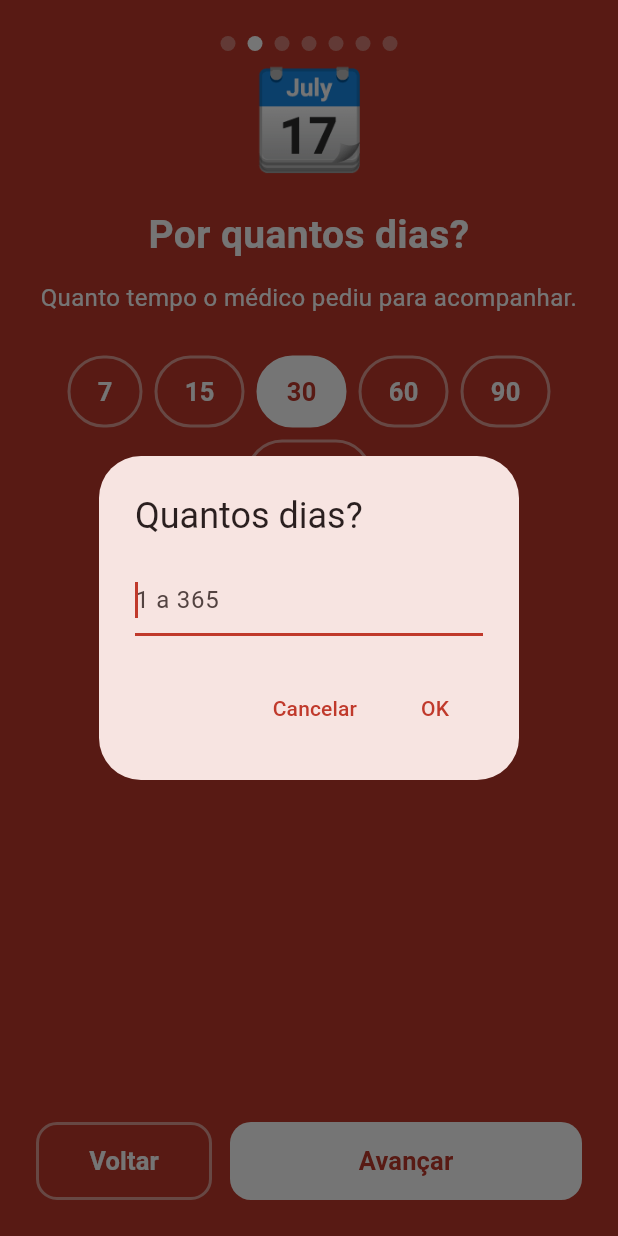
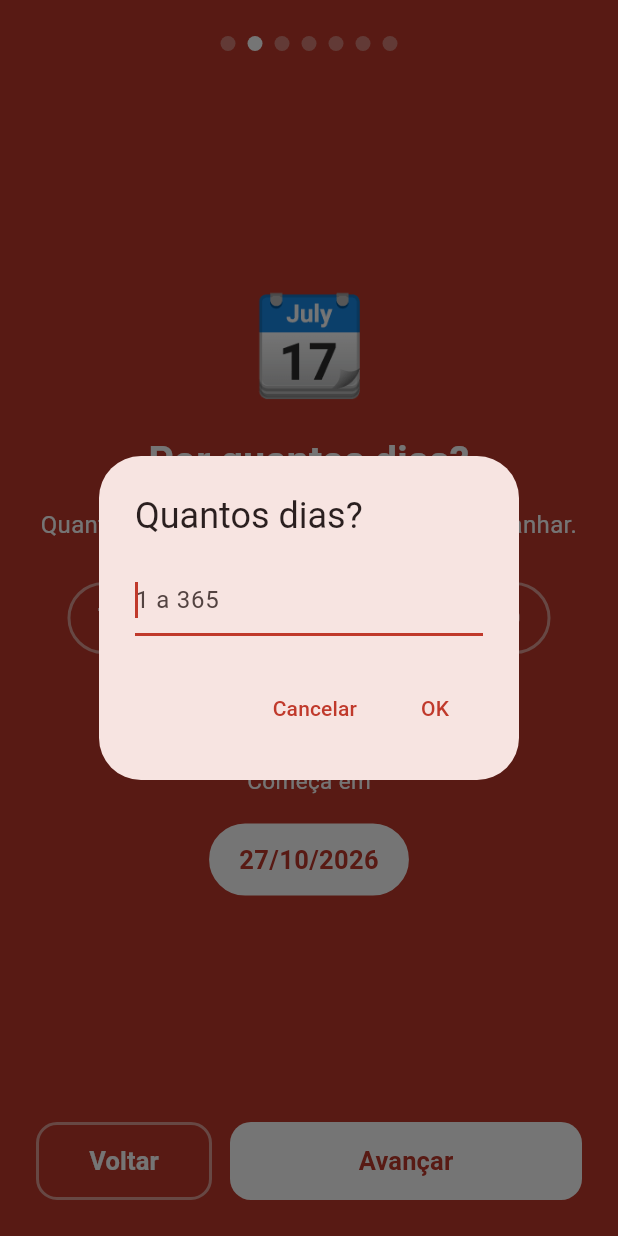
Before and after one commit to danielcsouza/afericao-pressao-app, a Flutter app: the screen it shows after launch, after a tap on "Avançar", after a tap on "Outro", on a phone screen of 412 x 824 dp. Run offline on Flutter 3.47's test engine with Material 3 defaults, Android fonts, the phone set to English and light mode, and no system bars; our stand-ins replace flutter_local_notifications, flutter_riverpod, flutter_timezone, pdf, printing, share_plus and 2 more.

Commit message:
Wizard: centraliza os passos, Enter confirma 'Outro' e corrige controlador descartado

```diff
--- a/lib/ui/widgets.dart
+++ b/lib/ui/widgets.dart
@@ -141,15 +141,47 @@
 
 /// Pergunta quantos dias (1–365). Devolve null se cancelar ou digitar algo inválido.
 Future<int?> askDays(BuildContext context, int? current) async {
-  final ctrl = TextEditingController(text: current == null ? '' : '$current');
   final v = await showDialog<int>(
     context: context,
-    builder: (ctx) => AlertDialog(
+    builder: (_) => _DaysDialog(current: current),
+  );
+  return v?.clamp(Config.minDays, Config.maxDays);
+}
+
+/// O diálogo é dono do controlador: ele só é descartado quando a rota some
+/// de vez (descartar logo após o `pop` quebra a animação de saída).
+class _DaysDialog extends StatefulWidget {
+  const _DaysDialog({this.current});
+  final int? current;
+
+  @override
+  State<_DaysDialog> createState() => _DaysDialogState();
+}
+
+class _DaysDialogState extends State<_DaysDialog> {
+  late final _ctrl = TextEditingController(
+    text: widget.current == null ? '' : '${widget.current}',
+  );
+
+  @override
+  void dispose() {
+    _ctrl.dispose();
+    super.dispose();
+  }
+
+  void _submit() => Navigator.pop(context, int.tryParse(_ctrl.text));
+
+  @override
+  Widget build(BuildContext context) {
+    return AlertDialog(
       title: const Text('Quantos dias?'),
       content: TextField(
-        controller: ctrl,
+        controller: _ctrl,
         autofocus: true,
         keyboardType: TextInputType.number,
+        // "Concluído" no teclado confirma, igual ao botão OK.
+        textInputAction: TextInputAction.done,
+        onSubmitted: (_) => _submit(),
         inputFormatters: [
           FilteringTextInputFormatter.digitsOnly,
           LengthLimitingTextInputFormatter(3),
@@ -160,18 +192,13 @@
       ),
       actions: [
         TextButton(
-          onPressed: () => Navigator.pop(ctx),
+          onPressed: () => Navigator.pop(context),
           child: const Text('Cancelar'),
         ),
-        TextButton(
-          onPressed: () => Navigator.pop(ctx, int.tryParse(ctrl.text)),
-          child: const Text('OK'),
-        ),
+        TextButton(onPressed: _submit, child: const Text('OK')),
       ],
-    ),
-  );
-  ctrl.dispose();
-  return v?.clamp(Config.minDays, Config.maxDays);
+    );
+  }
 }
 
 Future<bool> confirm(
--- a/lib/ui/wizard.dart
+++ b/lib/ui/wizard.dart
@@ -7,6 +7,7 @@
 import '../domain/dates.dart';
 import '../domain/models.dart';
 import 'theme.dart';
+import 'widgets.dart';
 
 const _white = Colors.white;
 
@@ -88,41 +89,10 @@
   }
 
   Future<void> _pickCustomDays() async {
-    final ctrl = TextEditingController(
-      text: _presets.contains(_days) ? '' : '$_days',
-    );
-    final v = await showDialog<int>(
-      context: context,
-      builder: (ctx) => AlertDialog(
-        title: const Text('Quantos dias?'),
-        content: TextField(
-          controller: ctrl,
-          autofocus: true,
-          keyboardType: TextInputType.number,
-          inputFormatters: [
-            FilteringTextInputFormatter.digitsOnly,
-            LengthLimitingTextInputFormatter(3),
-          ],
-          decoration: InputDecoration(
-            hintText: '${Config.minDays} a ${Config.maxDays}',
-          ),
-        ),
-        actions: [
-          TextButton(
-            onPressed: () => Navigator.pop(ctx),
-            child: const Text('Cancelar'),
-          ),
-          TextButton(
-            onPressed: () => Navigator.pop(ctx, int.tryParse(ctrl.text)),
-            child: const Text('OK'),
-          ),
-        ],
-      ),
-    );
-    ctrl.dispose();
+    final v = await askDays(context, _presets.contains(_days) ? null : _days);
     if (v != null) {
       setState(() {
-        _days = v.clamp(Config.minDays, Config.maxDays);
+        _days = v;
         _customDays = !_presets.contains(_days);
       });
     }
@@ -171,11 +141,15 @@
                 child: Column(
                   children: [
                     _Dots(count: _steps, index: _step),
+                    // Centraliza o passo na área livre; rola se faltar espaço
+                    // (teclado aberto, fonte grande).
                     Expanded(
-                      child: SingleChildScrollView(
-                        child: ConstrainedBox(
-                          constraints: const BoxConstraints(minHeight: 380),
-                          child: Center(child: _body(c)),
+                      child: LayoutBuilder(
+                        builder: (context, box) => SingleChildScrollView(
+                          child: ConstrainedBox(
+                            constraints: BoxConstraints(minHeight: box.maxHeight),
+                            child: Center(child: _body(c)),
+                          ),
                         ),
                       ),
                     ),
@@ -358,9 +332,14 @@
                       mainAxisAlignment: MainAxisAlignment.center,
                       spacing: 10,
                       children: [
-                        Text(
-                          '${p.icon} ${p.label} até',
-                          style: const TextStyle(color: _white, fontSize: 17),
+                        // Largura fixa: os horários ficam alinhados em coluna.
+                        SizedBox(
+                          width: 150,
+                          child: Text(
+                            '${p.icon} ${p.label} até',
+                            textAlign: TextAlign.right,
+                            style: const TextStyle(color: _white, fontSize: 17),
+                          ),
                         ),
                         _Choice(
                           _times[p]!,
```
Also changed, not shown: 1 other file.
